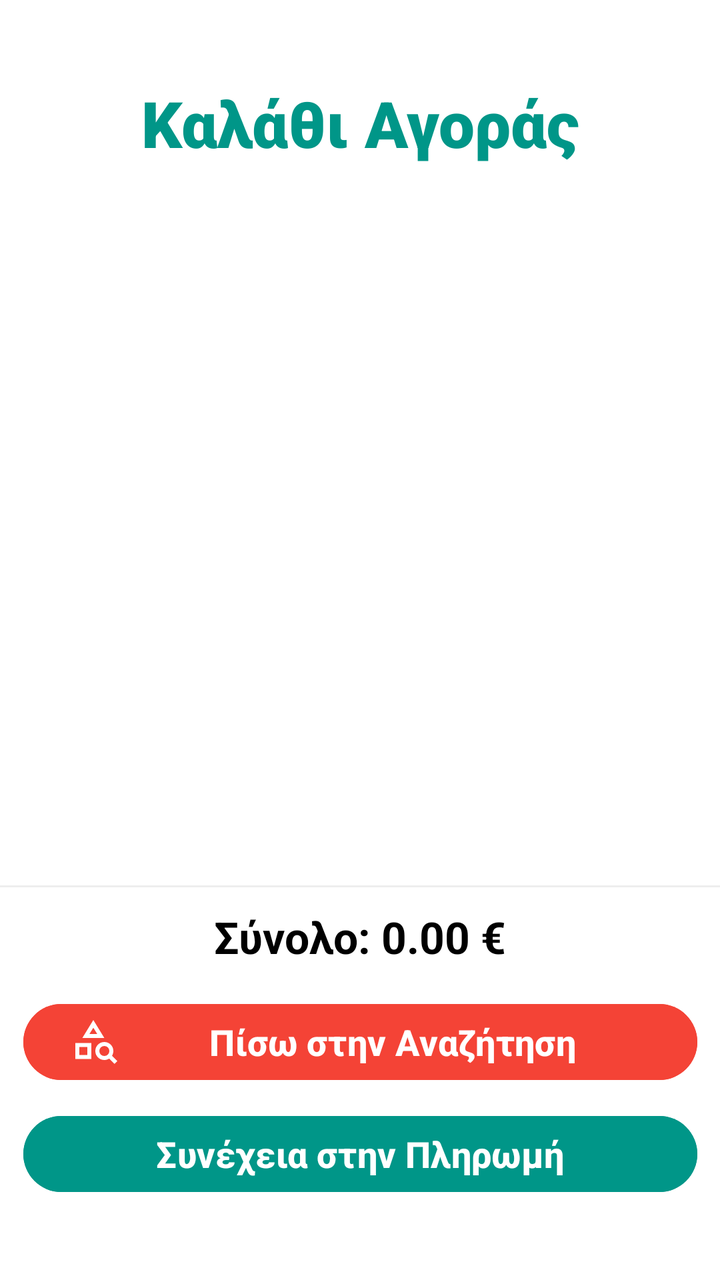
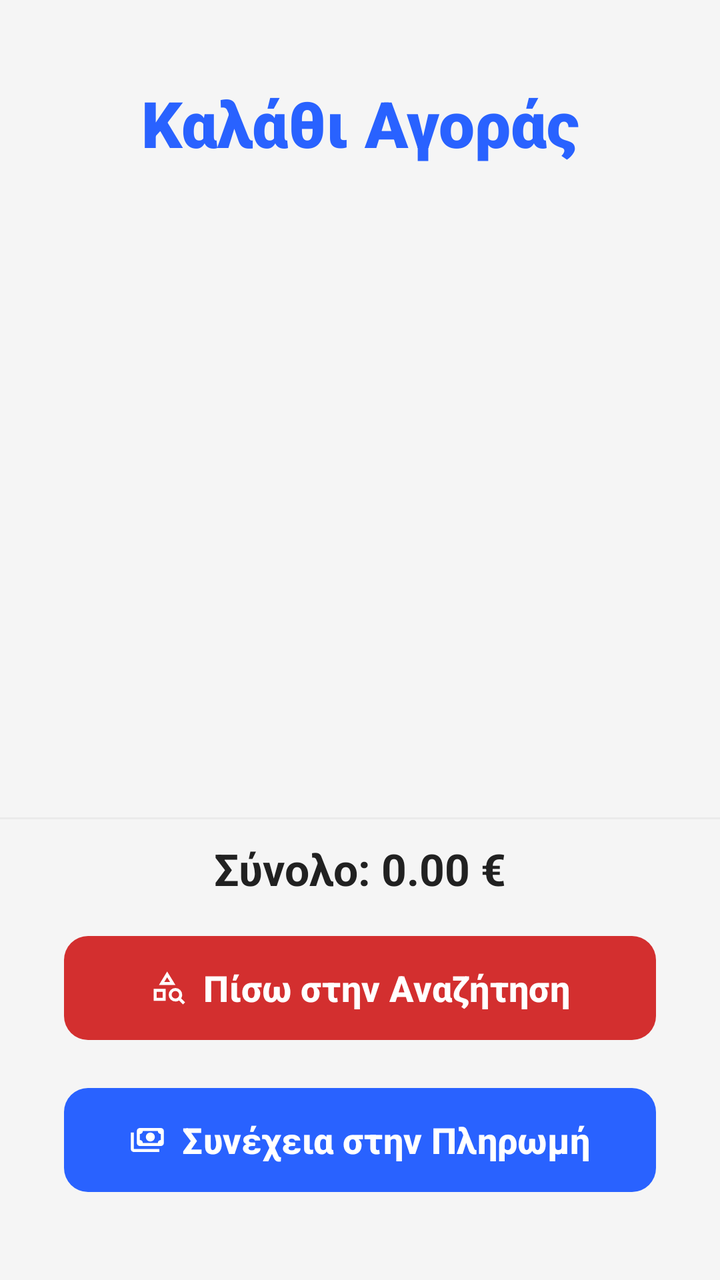

Compare the two renders of this Android layout. The source of the first and the diff that turns it into the second are given below.
<!-- AndroidManifest.xml: application theme Theme.Team21 -->
<!-- res/layout/activity_customer_shopping_cart.xml -->
<?xml version="1.0" encoding="utf-8"?>
<androidx.constraintlayout.widget.ConstraintLayout xmlns:android="http://schemas.android.com/apk/res/android"
    xmlns:app="http://schemas.android.com/apk/res-auto"
    xmlns:tools="http://schemas.android.com/tools"
    android:id="@+id/main"
    android:layout_width="match_parent"
    android:layout_height="match_parent"
    android:background="#FFFFFF"
    tools:context=".view.customer.ShoppingCart.CustomerShoppingCartActivity">

    <TextView
        android:id="@+id/txtCustomerShoppingCartActivityHeader"
        android:layout_width="0dp"
        android:layout_height="wrap_content"
        android:layout_marginTop="40dp"
        android:fontFamily="sans-serif-black"
        android:text="Καλάθι Αγοράς"
        android:textAlignment="center"
        android:textColor="#009688"
        android:textSize="32sp"
        android:textStyle="bold"
        app:layout_constraintEnd_toEndOf="parent"
        app:layout_constraintStart_toStartOf="parent"
        app:layout_constraintTop_toTopOf="parent" />

    <androidx.recyclerview.widget.RecyclerView
        android:id="@+id/recyclerviewCustomerShoppingCartActivity"
        android:layout_width="0dp"
        android:layout_height="0dp"
        android:layout_marginHorizontal="16dp"
        android:layout_marginTop="24dp"
        android:layout_marginBottom="16dp"
        app:layout_constraintBottom_toTopOf="@+id/dividerBottom"
        app:layout_constraintEnd_toEndOf="parent"
        app:layout_constraintStart_toStartOf="parent"
        app:layout_constraintTop_toBottomOf="@+id/txtCustomerShoppingCartActivityHeader" />

    <View
        android:id="@+id/dividerBottom"
        android:layout_width="match_parent"
        android:layout_height="1dp"
        android:layout_marginBottom="10dp"
        android:background="#EEEEEE"
        app:layout_constraintBottom_toTopOf="@+id/txtCustomerShoppingCartActivityTotalPrice"/>

    <TextView
        android:id="@+id/txtCustomerShoppingCartActivityTotalPrice"
        android:layout_width="wrap_content"
        android:layout_height="wrap_content"
        android:layout_marginBottom="15dp"
        android:text="Σύνολο: 0.00 €"
        android:textColor="#000000"
        android:textSize="22sp"
        android:textStyle="bold"
        app:layout_constraintBottom_toTopOf="@+id/btnCustomerShoppingCartActivityBackToSearch"
        app:layout_constraintEnd_toEndOf="parent"
        app:layout_constraintStart_toStartOf="parent" />

    <Button
        android:id="@+id/btnCustomerShoppingCartActivityBackToSearch"
        android:layout_width="337dp"
        android:layout_height="46dp"
        android:layout_marginBottom="10dp"
        android:backgroundTint="#F44336"
        android:text="Πίσω στην Αναζήτηση"
        android:drawableLeft="@drawable/outline_category_search_24"
        android:textSize="18sp"
        android:textStyle="bold"
        app:layout_constraintBottom_toTopOf="@+id/btnCustomerShoppingCartActivityPayment"
        app:layout_constraintEnd_toEndOf="parent"
        app:layout_constraintStart_toStartOf="parent" />

    <Button
        android:id="@+id/btnCustomerShoppingCartActivityPayment"
        android:layout_width="337dp"
        android:layout_height="46dp"
        android:layout_marginBottom="40dp"
        android:backgroundTint="#009688"
        android:text="Συνέχεια στην Πληρωμή"
        android:textSize="18sp"
        android:textStyle="bold"
        app:layout_constraintBottom_toBottomOf="parent"
        app:layout_constraintEnd_toEndOf="parent"
        app:layout_constraintStart_toStartOf="parent" />

</androidx.constraintlayout.widget.ConstraintLayout>
<!-- resources referenced by this layout -->
<resources>
  <!-- drawable outline_category_search_24 (drawable) -->
  <vector xmlns:android="http://schemas.android.com/apk/res/android"
      android:width="24dp"
      android:height="24dp"
      android:viewportWidth="960"
      android:viewportHeight="960"
      android:tint="#FFFFFF">
  
      <path
          android:fillColor="@android:color/white"
          android:pathData="M80,820L80,500L400,500L400,820L80,820ZM160,740L320,740L320,580L160,580L160,740ZM220,400L440,40L660,400L220,400ZM362,320L518,320L440,194L362,320ZM863,918L757,812Q736,826 711.5,833Q687,840 660,840Q585,840 532.5,787.5Q480,735 480,660Q480,585 532.5,532.5Q585,480 660,480Q735,480 787.5,532.5Q840,585 840,660Q840,686 833,710.5Q826,735 813,756L919,862L863,918ZM660,760Q702,760 731,731Q760,702 760,660Q760,618 731,589Q702,560 660,560Q618,560 589,589Q560,618 560,660Q560,702 589,731Q618,760 660,760ZM320,580L320,580L320,580L320,580ZM440,320L440,320L440,320Z"/>
  
  </vector>
  <style name="Theme.Team21" parent="Base.Theme.Team21" />
  <style name="Base.Theme.Team21" parent="Theme.Material3.DayNight.NoActionBar">
  
          
          <item name="android:windowBackground">@color/bg_light</item>
          <item name="colorSurface">@color/card_light</item>
          <item name="colorSurfaceVariant">@color/input_bg_light</item>
  
          
          <item name="colorOnSurface">@color/text_dark</item>
          <item name="colorOnSurfaceVariant">@color/text_muted_light</item>
  
          <item name="colorOnPrimary">@color/white</item>
  
          
          <item name="colorPrimary">@color/eshop_primary</item>
          <item name="colorSecondary">@color/eshop_accent</item>
  
          <item name="colorError">@color/error_red_light</item>
  
          
          <item name="android:statusBarColor">@color/bg_light</item>
          <item name="android:windowLightStatusBar">true</item>
  
          
          <item name="colorFilterActive">@color/filter_active_light</item>
          <item name="colorFilterUnselected">@color/filter_bg_unselected_light</item>
  
          
          <item name="colorMenuButton">@color/teal_menu_light</item>
      </style>
  <color name="bg_light">#F5F5F5</color>
  <color name="card_light">#FFFFFF</color>
  <color name="input_bg_light">#EBEBEB</color>
  <color name="text_dark">#212121</color>
  <color name="text_muted_light">#757575</color>
  <color name="white">#FFFFFFFF</color>
  <color name="eshop_primary">#2962FF</color>
  <color name="eshop_accent">#FF6D00</color>
  <color name="error_red_light">#D32F2F</color>
  <color name="filter_active_light">#2962FF</color>
  <color name="filter_bg_unselected_light">#E0E0E0</color>
  <color name="teal_menu_light">#009688</color>
</resources>

<!-- the commit's change to res/layout/activity_customer_shopping_cart.xml (unified diff, before → after) -->
@@ -5,7 +5,7 @@
     android:id="@+id/main"
     android:layout_width="match_parent"
     android:layout_height="match_parent"
-    android:background="#FFFFFF"
+    android:background="?android:attr/windowBackground"
     tools:context=".view.customer.ShoppingCart.CustomerShoppingCartActivity">
 
     <TextView
@@ -16,7 +16,7 @@
         android:fontFamily="sans-serif-black"
         android:text="Καλάθι Αγοράς"
         android:textAlignment="center"
-        android:textColor="#009688"
+        android:textColor="?attr/colorPrimary"
         android:textSize="32sp"
         android:textStyle="bold"
         app:layout_constraintEnd_toEndOf="parent"
@@ -40,7 +40,7 @@
         android:layout_width="match_parent"
         android:layout_height="1dp"
         android:layout_marginBottom="10dp"
-        android:background="#EEEEEE"
+        android:background="?attr/colorSurfaceVariant"
         app:layout_constraintBottom_toTopOf="@+id/txtCustomerShoppingCartActivityTotalPrice"/>
 
     <TextView
@@ -49,36 +49,47 @@
         android:layout_height="wrap_content"
         android:layout_marginBottom="15dp"
         android:text="Σύνολο: 0.00 €"
-        android:textColor="#000000"
+        android:textColor="?attr/colorOnSurface"
         android:textSize="22sp"
         android:textStyle="bold"
         app:layout_constraintBottom_toTopOf="@+id/btnCustomerShoppingCartActivityBackToSearch"
         app:layout_constraintEnd_toEndOf="parent"
         app:layout_constraintStart_toStartOf="parent" />
 
-    <Button
+    <com.google.android.material.button.MaterialButton
         android:id="@+id/btnCustomerShoppingCartActivityBackToSearch"
-        android:layout_width="337dp"
-        android:layout_height="46dp"
-        android:layout_marginBottom="10dp"
-        android:backgroundTint="#F44336"
+        android:layout_width="0dp"
+        android:layout_height="60dp"
+        android:layout_marginHorizontal="32dp"
+        android:layout_marginBottom="16dp"
+        app:backgroundTint="?attr/colorError"
         android:text="Πίσω στην Αναζήτηση"
-        android:drawableLeft="@drawable/outline_category_search_24"
+        android:textColor="?attr/colorOnPrimary"
+        app:icon="@drawable/outline_category_search_24"
+        app:iconTint="?attr/colorOnPrimary"
+        app:iconGravity="textStart"
         android:textSize="18sp"
         android:textStyle="bold"
+        app:cornerRadius="12dp"
         app:layout_constraintBottom_toTopOf="@+id/btnCustomerShoppingCartActivityPayment"
         app:layout_constraintEnd_toEndOf="parent"
         app:layout_constraintStart_toStartOf="parent" />
 
-    <Button
+    <com.google.android.material.button.MaterialButton
         android:id="@+id/btnCustomerShoppingCartActivityPayment"
-        android:layout_width="337dp"
-        android:layout_height="46dp"
+        android:layout_width="0dp"
+        android:layout_height="60dp"
+        android:layout_marginHorizontal="32dp"
         android:layout_marginBottom="40dp"
-        android:backgroundTint="#009688"
+        app:backgroundTint="?attr/colorPrimary"
         android:text="Συνέχεια στην Πληρωμή"
+        android:textColor="?attr/colorOnPrimary"
         android:textSize="18sp"
         android:textStyle="bold"
+        app:icon="@drawable/ic_payment"
+        app:iconTint="?attr/colorOnPrimary"
+        app:iconGravity="textStart"
+        app:cornerRadius="12dp"
         app:layout_constraintBottom_toBottomOf="parent"
         app:layout_constraintEnd_toEndOf="parent"
         app:layout_constraintStart_toStartOf="parent" />
<!-- resource entries referenced after the edit -->
@@ -1,5 +1,16 @@
 <!-- resources referenced by this layout -->
 <resources>
+  <!-- drawable ic_payment (drawable) -->
+  <vector xmlns:android="http://schemas.android.com/apk/res/android"
+      android:width="24dp"
+      android:height="24dp"
+      android:viewportWidth="960"
+      android:viewportHeight="960"
+      android:tint="?attr/colorControlNormal">
+    <path
+        android:fillColor="@android:color/white"
+        android:pathData="M560,520Q510,520 475,485Q440,450 440,400Q440,350 475,315Q510,280 560,280Q610,280 645,315Q680,350 680,400Q680,450 645,485Q610,520 560,520ZM280,640Q247,640 223.5,616.5Q200,593 200,560L200,240Q200,207 223.5,183.5Q247,160 280,160L840,160Q873,160 896.5,183.5Q920,207 920,240L920,560Q920,593 896.5,616.5Q873,640 840,640L280,640ZM360,560L760,560Q760,527 783.5,503.5Q807,480 840,480L840,320Q807,320 783.5,296.5Q760,273 760,240L360,240Q360,273 336.5,296.5Q313,320 280,320L280,480Q313,480 336.5,503.5Q360,527 360,560ZM800,800L120,800Q87,800 63.5,776.5Q40,753 40,720L40,280L120,280L120,720Q120,720 120,720Q120,720 120,720L800,720L800,800ZM280,560L280,560Q280,560 280,560Q280,560 280,560L280,240Q280,240 280,240Q280,240 280,240L280,240Q280,240 280,240Q280,240 280,240L280,560Q280,560 280,560Q280,560 280,560Z"/>
+  </vector>
   <!-- drawable outline_category_search_24 (drawable) -->
   <vector xmlns:android="http://schemas.android.com/apk/res/android"
       android:width="24dp"
